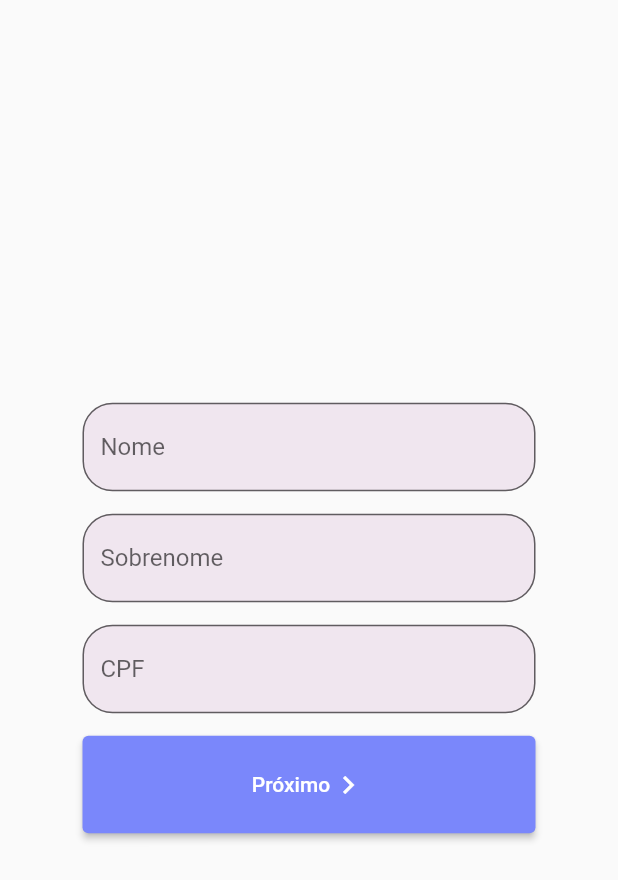
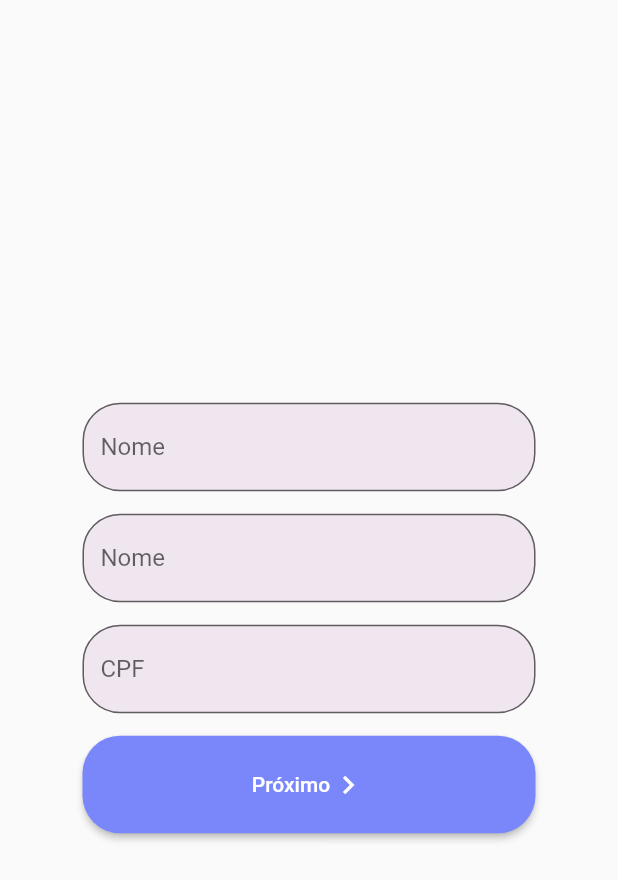
Before and after one commit to NatanBatista/syncrolife, a Flutter app: the SignUp1Page screen opened by its route, on a phone screen of 412 x 824 dp. Shown: the top 880 px of the screen. Run offline on Flutter 3.47's test engine with Material 2 defaults, Android fonts, the phone set to English and light mode, and no system bars.

Commit message:
Adicionando widgets CustomTextField e CustomButtonIcon

```diff
--- a/lib/pages/signup1_page.dart
+++ b/lib/pages/signup1_page.dart
@@ -1,4 +1,7 @@
 import 'package:flutter/material.dart';
+import 'package:syncrolife/widgets/cTextFieldForm.dart';
+
+import '../widgets/cElevatedButtonIcon.dart';
 
 class SignUp1Page extends StatelessWidget {
   const SignUp1Page({super.key});
@@ -12,65 +15,27 @@ class SignUp1Page extends StatelessWidget {
         child: Column(
           mainAxisAlignment: MainAxisAlignment.center,
           children: [
-            const TextField(
-              decoration: InputDecoration(
-                  filled: true,
-                  fillColor: Color(0xFFF0E6EF),
-                  border: OutlineInputBorder(
-                    borderSide: BorderSide(color: Colors.transparent),
-                    borderRadius: BorderRadius.all(Radius.circular(20)),
-                    ),
-                    label: Text("Nome"),
-                  ),
-            ),
+            const CustomTextField(label: 'Nome', fillColor: Color(0xFFF0E6EF)),
             SizedBox(
               height: 15,
             ),
-            const TextField(
-              decoration: InputDecoration(filled: true,
-                  fillColor: Color(0xFFF0E6EF),
-                  label: Text("Sobrenome"),
-                  border: OutlineInputBorder(borderRadius: BorderRadius.all(Radius.circular(20)),
-                      borderSide: BorderSide(
-                          color: Color.fromARGB(255, 0, 0, 0), width: 1))),
-            ),
+            const CustomTextField(label: 'Nome', fillColor: Color(0xFFF0E6EF)),
             SizedBox(
               height: 15,
             ),
-            TextField(
-              decoration: const InputDecoration(filled: true,
-                  fillColor: Color(0xFFF0E6EF),
-                  label: Text("CPF"),
-                  border: OutlineInputBorder(borderRadius: BorderRadius.all(Radius.circular(20)),
-                      borderSide: BorderSide(
-                          color: Color.fromARGB(255, 0, 0, 0), width: 1))),
-            ),
+            const CustomTextField(label: 'CPF', fillColor: Color(0xFFF0E6EF)),
             SizedBox(
               height: 15,
             ),
-            Container(
-              // Primero botão
-              height: 65,
-              decoration: BoxDecoration(
-                borderRadius: BorderRadius.circular(30.0),
-              ),
-              child: ElevatedButton(
-                style: ButtonStyle(
-                  backgroundColor: MaterialStateProperty.all(Color(0xFF7A87FB)),
-                ),
-                onPressed: () {},
-                child: Row(
-                  // Linha que contém o icone e o nome do botão
-                  mainAxisAlignment: MainAxisAlignment.center,
-                  children: [
-                    Text("Próximo"), // Nome
-                    SizedBox(
-                      height: 10,
-                    ),
-                    Icon(Icons.navigate_next)
-                  ],
-                ),
-              ),
+            CustomButtonIcon(
+              // ElevatedButton customizado
+              buttonText: 'Próximo', // Texto do botão
+              buttonColor: Color(0xFF7A87FB), // Background Color
+              textColor: Colors.white,
+              onPressed: () {
+                Navigator.pushNamed(context, '/signup');
+              },
+              icone: Icon(Icons.navigate_next),
             ),
           ],
         ),
```
